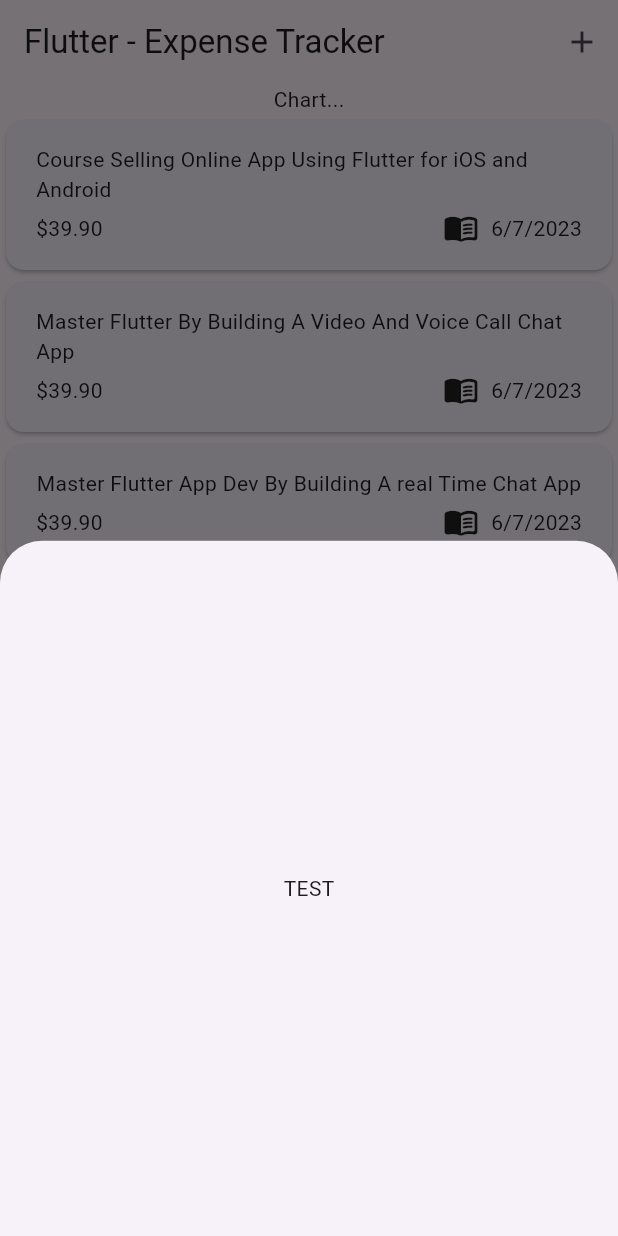
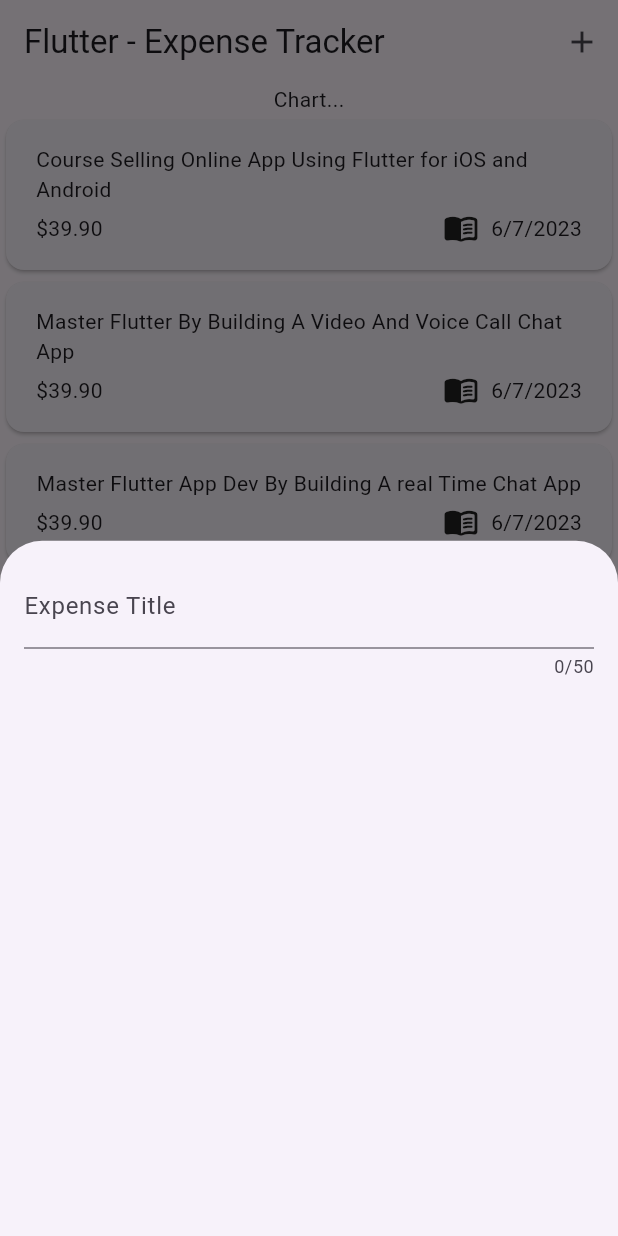
Before and after one commit to eacardenase/flutter-expense-tracker, a Flutter app: the screen it shows after launch, after a tap on the "add" icon, on a phone screen of 412 x 824 dp. Run offline on Flutter 3.47's test engine with Material 2 defaults, Android fonts, the phone set to English and light mode, and no system bars.

Commit message:
feat: add new expense widget to add expenses on modal openned

```diff
--- a/lib/widgets/expenses.dart
+++ b/lib/widgets/expenses.dart
@@ -2,6 +2,7 @@ import 'package:flutter/material.dart';
 
 import 'package:flutter_expense_tracker/models/expense.dart';
 import 'package:flutter_expense_tracker/widgets/expenses_list/expenses_list.dart';
+import 'package:flutter_expense_tracker/widgets/new_expense.dart';
 
 class Expenses extends StatefulWidget {
   const Expenses({super.key});
@@ -51,11 +52,7 @@ class _ExpensesState extends State<Expenses> {
     // because we're inside of a state class
     showModalBottomSheet(
       context: context,
-      builder: (context) => const Center(
-        child: Text(
-          'TEST',
-        ),
-      ),
+      builder: (context) => const NewExpense(),
     );
   }
 
--- /dev/null
+++ b/lib/widgets/new_expense.dart
@@ -0,0 +1,32 @@
+import 'package:flutter/material.dart';
+
+class NewExpense extends StatefulWidget {
+  const NewExpense({super.key});
+
+  @override
+  State<NewExpense> createState() {
+    return _NewExpenseState();
+  }
+}
+
+class _NewExpenseState extends State<NewExpense> {
+  @override
+  Widget build(BuildContext context) {
+    return const Padding(
+      padding: EdgeInsets.all(16),
+      child: Column(
+        children: [
+          TextField(
+            maxLength: 50,
+            keyboardType: TextInputType.text,
+            decoration: InputDecoration(
+              label: Text(
+                'Expense Title',
+              ),
+            ),
+          ),
+        ],
+      ),
+    );
+  }
+}
```
